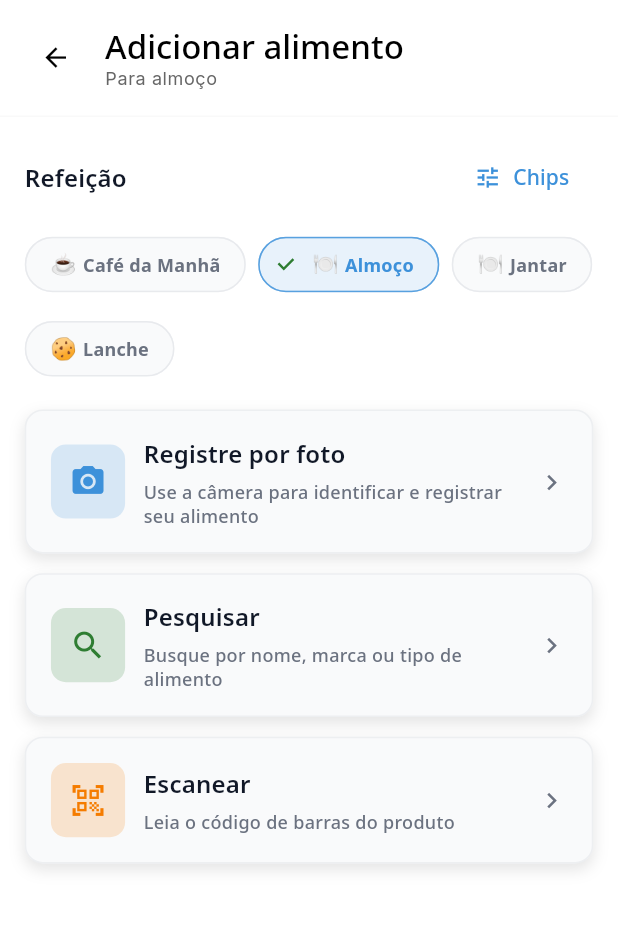
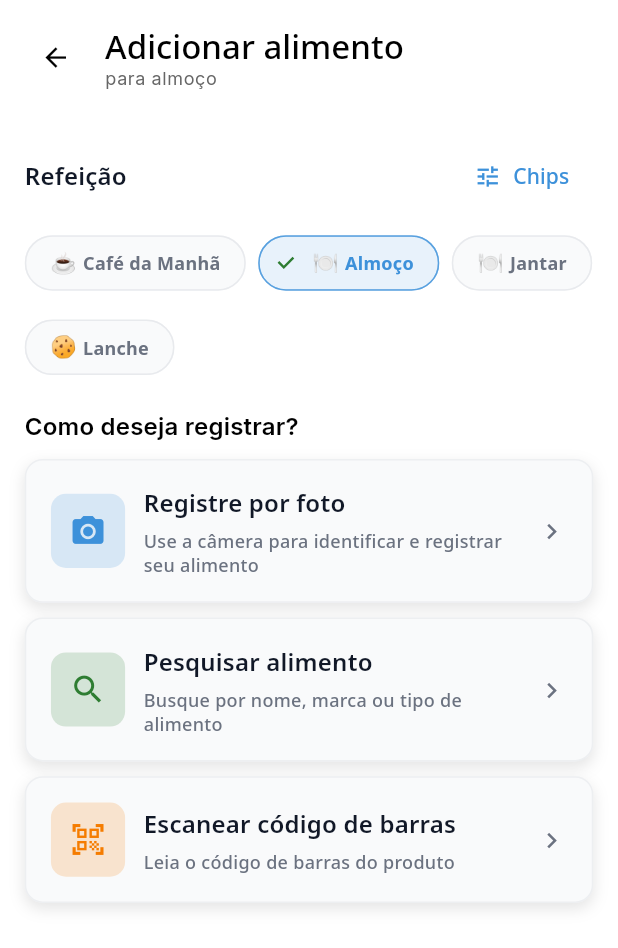
Before and after one commit to alextavares/nutriz, a Flutter app: the AddFoodEntryScreen screen opened by its route, on a phone screen of 412 x 824 dp. Shown: the top 948 px of the screen. Run offline on Flutter 3.47's test engine with Material 3 defaults, Android fonts, the phone set to English and light mode, and no system bars; our stand-ins replace cached_network_image, camera, connectivity_plus, dio, fl_chart, flutter_local_notifications and 10 more; missing offline and left inert: dart:html; accounts and stored records are empty; network calls fail.

Commit message:
style(add-food-entry): alinhar visual ao Yazio (título, subtítulo e rotulagem das ações)

```diff
--- a/lib/presentation/food_logging_screen/add_food_entry_screen.dart
+++ b/lib/presentation/food_logging_screen/add_food_entry_screen.dart
@@ -91,18 +91,15 @@ class _AddFoodEntryScreenState extends State<AddFoodEntryScreen> {
     final cs = theme.colorScheme;
     return Scaffold(
       backgroundColor: theme.scaffoldBackgroundColor,
-      body: Column(
+      body: SafeArea(
+        child: SingleChildScrollView(
+          padding: EdgeInsets.only(bottom: 2.h),
+          child: Column(
+            crossAxisAlignment: CrossAxisAlignment.start,
             children: [
-          SafeArea(
-            child: Container(
+              // Header
+              Padding(
                 padding: EdgeInsets.all(4.w),
-              decoration: BoxDecoration(
-                border: Border(
-                  bottom: BorderSide(
-                    color: cs.outlineVariant.withValues(alpha: 0.2),
-                  ),
-                ),
-              ),
                 child: Row(
                   children: [
                     GestureDetector(
@@ -131,7 +128,7 @@ class _AddFoodEntryScreenState extends State<AddFoodEntryScreen> {
                             style: theme.textTheme.titleLarge,
                           ),
                           Text(
-                          'Para ${_mealLabel()}',
+                            'para ${_mealLabel()}',
                             style: theme.textTheme.bodySmall?.copyWith(
                               color: cs.onSurfaceVariant,
                             ),
@@ -142,13 +139,24 @@ class _AddFoodEntryScreenState extends State<AddFoodEntryScreen> {
                   ],
                 ),
               ),
-          ),
 
-          // Meal chips
+              // Meal selector (chips)
               MealTimingSelectorWidget(
                 selectedMealTime: _selectedMealTime,
                 onMealTimeChanged: (m) => setState(() => _selectedMealTime = m),
               ),
+
+              // Subtitle
+              Padding(
+                padding: EdgeInsets.symmetric(horizontal: 4.w),
+                child: Text(
+                  'Como deseja registrar?',
+                  style: theme.textTheme.titleMedium?.copyWith(
+                    fontWeight: FontWeight.w600,
+                  ),
+                ),
+              ),
+              SizedBox(height: 1.2.h),
 
               // Big actions: Photo, Search, Scan
               Padding(
@@ -166,7 +174,6 @@ class _AddFoodEntryScreenState extends State<AddFoodEntryScreen> {
                           context,
                           AppRoutes.aiFoodDetection,
                         );
-                    // Se voltarmos com algo, mande para a tela de busca com prefill
                         if (!mounted) return;
                         if (result is Map<String, dynamic>) {
                           final args = {
@@ -179,7 +186,6 @@ class _AddFoodEntryScreenState extends State<AddFoodEntryScreen> {
                             arguments: args,
                           );
                         } else if (result is List) {
-                      // envia a lista como resultados iniciais
                           final args = {
                             ..._baseArgs(),
                             'prefillFoods': result,
@@ -192,11 +198,11 @@ class _AddFoodEntryScreenState extends State<AddFoodEntryScreen> {
                         }
                       },
                     ),
-                SizedBox(height: 1.6.h),
+                    SizedBox(height: 1.2.h),
                     _actionCard(
                       color: AppTheme.successGreen,
                       icon: 'search',
-                  title: 'Pesquisar',
+                      title: 'Pesquisar alimento',
                       subtitle: 'Busque por nome, marca ou tipo de alimento',
                       onTap: () {
                         Navigator.pushReplacementNamed(
@@ -209,11 +215,11 @@ class _AddFoodEntryScreenState extends State<AddFoodEntryScreen> {
                         );
                       },
                     ),
-                SizedBox(height: 1.6.h),
+                    SizedBox(height: 1.2.h),
                     _actionCard(
                       color: AppTheme.warningAmber,
                       icon: 'qr_code_scanner',
-                  title: 'Escanear',
+                      title: 'Escanear código de barras',
                       subtitle: 'Leia o código de barras do produto',
                       onTap: () {
                         Navigator.pushReplacementNamed(
@@ -230,6 +236,8 @@ class _AddFoodEntryScreenState extends State<AddFoodEntryScreen> {
                 ),
               ),
             ],
+          ),
+        ),
       ),
     );
   }
```
Lines whose indentation alone changed are shown as unchanged.
